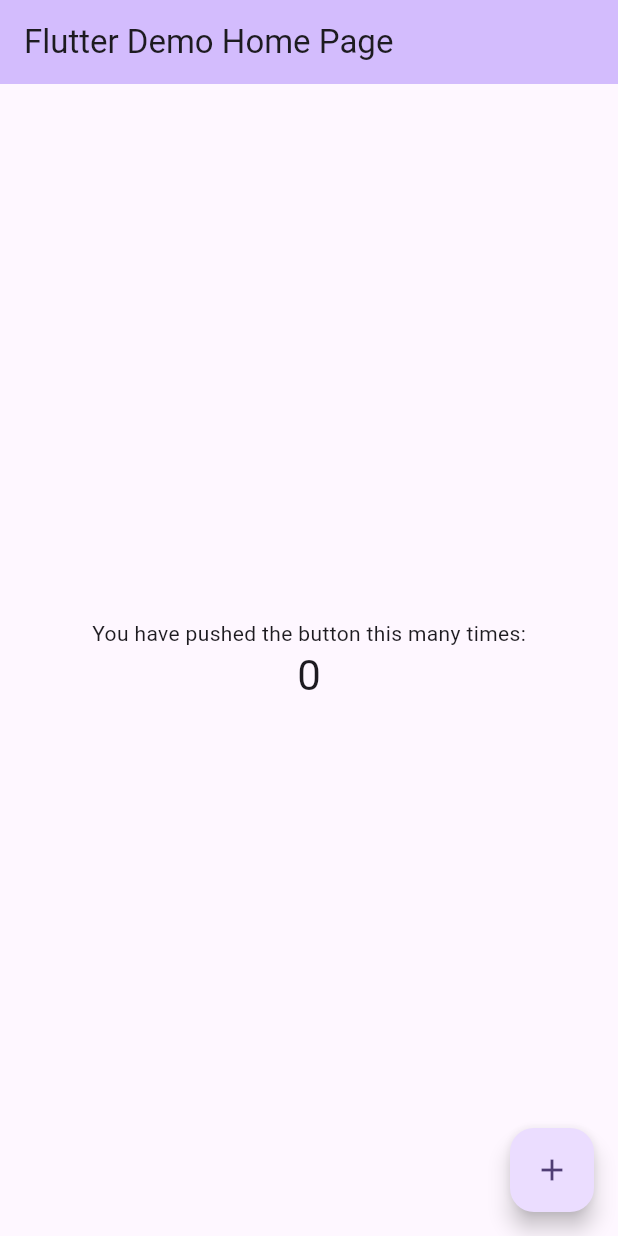
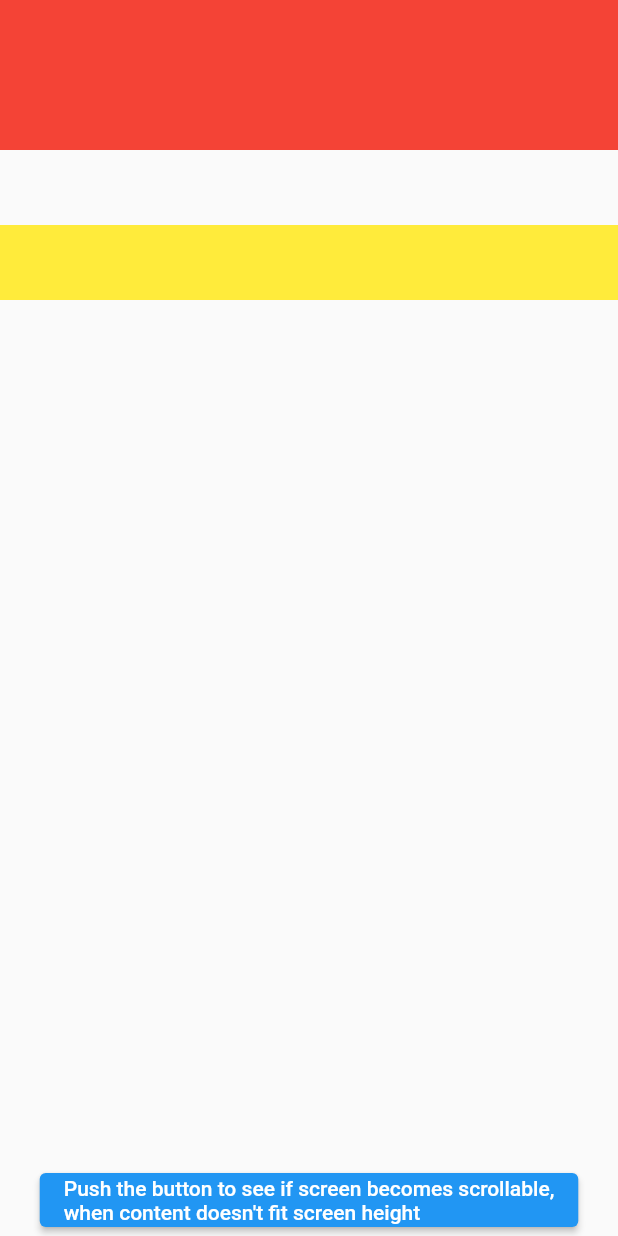
Before and after one commit to arkadi4/flutter_learning_apps, a Flutter app: the screen it shows after launch, on a phone screen of 412 x 824 dp. Run offline on Flutter 3.47's test engine with Material 2 defaults, Android fonts, the phone set to English and light mode, and no system bars.

Commit message:
feat: scrollview with button at the bottom is done (Wed Aug 23 13:02:44 RTZ 2023)

```diff
--- a/work_with_design_2_scrollview/lib/main.dart
+++ b/work_with_design_2_scrollview/lib/main.dart
@@ -7,46 +7,18 @@
 class MyApp extends StatelessWidget {
   const MyApp({super.key});
 
-  // This widget is the root of your application.
+
   @override
   Widget build(BuildContext context) {
-    return MaterialApp(
+    return const MaterialApp(
       title: 'Flutter Demo',
-      theme: ThemeData(
-        // This is the theme of your application.
-        //
-        // TRY THIS: Try running your application with "flutter run". You'll see
-        // the application has a blue toolbar. Then, without quitting the app,
-        // try changing the seedColor in the colorScheme below to Colors.green
-        // and then invoke "hot reload" (save your changes or press the "hot
-        // reload" button in a Flutter-supported IDE, or press "r" if you used
-        // the command line to start the app).
-        //
-        // Notice that the counter didn't reset back to zero; the application
-        // state is not lost during the reload. To reset the state, use hot
-        // restart instead.
-        //
-        // This works for code too, not just values: Most code changes can be
-        // tested with just a hot reload.
-        colorScheme: ColorScheme.fromSeed(seedColor: Colors.deepPurple),
-        useMaterial3: true,
-      ),
-      home: const MyHomePage(title: 'Flutter Demo Home Page'),
+      home: MyHomePage(title: 'Flutter Demo Home Page'),
     );
   }
 }
 
 class MyHomePage extends StatefulWidget {
   const MyHomePage({super.key, required this.title});
-
-  // This widget is the home page of your application. It is stateful, meaning
-  // that it has a State object (defined below) that contains fields that affect
-  // how it looks.
-
-  // This class is the configuration for the state. It holds the values (in this
-  // case the title) provided by the parent (in this case the App widget) and
-  // used by the build method of the State. Fields in a Widget subclass are
-  // always marked "final".
 
   final String title;
 
@@ -55,71 +27,49 @@
 }
 
 class _MyHomePageState extends State<MyHomePage> {
-  int _counter = 0;
 
-  void _incrementCounter() {
+  double secondContainerHeight = 50;
+
+  void changeHeightOfSecondContainer() {
+    secondContainerHeight = MediaQuery.of(context).size.height - 50;
     setState(() {
-      // This call to setState tells the Flutter framework that something has
-      // changed in this State, which causes it to rerun the build method below
-      // so that the display can reflect the updated values. If we changed
-      // _counter without calling setState(), then the build method would not be
-      // called again, and so nothing would appear to happen.
-      _counter++;
+
     });
   }
 
   @override
   Widget build(BuildContext context) {
-    // This method is rerun every time setState is called, for instance as done
-    // by the _incrementCounter method above.
-    //
-    // The Flutter framework has been optimized to make rerunning build methods
-    // fast, so that you can just rebuild anything that needs updating rather
-    // than having to individually change instances of widgets.
     return Scaffold(
-      appBar: AppBar(
-        // TRY THIS: Try changing the color here to a specific color (to
-        // Colors.amber, perhaps?) and trigger a hot reload to see the AppBar
-        // change color while the other colors stay the same.
-        backgroundColor: Theme.of(context).colorScheme.inversePrimary,
-        // Here we take the value from the MyHomePage object that was created by
-        // the App.build method, and use it to set our appbar title.
-        title: Text(widget.title),
-      ),
       body: Center(
-        // Center is a layout widget. It takes a single child and positions it
-        // in the middle of the parent.
         child: Column(
-          // Column is also a layout widget. It takes a list of children and
-          // arranges them vertically. By default, it sizes itself to fit its
-          // children horizontally, and tries to be as tall as its parent.
-          //
-          // Column has various properties to control how it sizes itself and
-          // how it positions its children. Here we use mainAxisAlignment to
-          // center the children vertically; the main axis here is the vertical
-          // axis because Columns are vertical (the cross axis would be
-          // horizontal).
-          //
-          // TRY THIS: Invoke "debug painting" (choose the "Toggle Debug Paint"
-          // action in the IDE, or press "p" in the console), to see the
-          // wireframe for each widget.
           mainAxisAlignment: MainAxisAlignment.center,
           children: <Widget>[
-            const Text(
-              'You have pushed the button this many times:',
+            Expanded(
+              child: ListView(
+                children: [
+                  Container(
+                    width: MediaQuery.of(context).size.width - 50,
+                    height: 100,
+                    color: Colors.red,
+                  ),
+                  const SizedBox(height: 50,),
+                  Container(
+                    // width: MediaQuery.of(context).size.width - 50,
+                    // height: MediaQuery.of(context).size.height - 50,
+                    height: secondContainerHeight,
+                    color: Colors.yellow,
+                  ),
+                ],
+              ),
             ),
-            Text(
-              '$_counter',
-              style: Theme.of(context).textTheme.headlineMedium,
+            ElevatedButton(
+              onPressed: changeHeightOfSecondContainer,
+              child: const Text('Push the button to see if screen becomes scrollable,\n'
+                  'when content doesn\'t fit screen height ')
             ),
           ],
         ),
       ),
-      floatingActionButton: FloatingActionButton(
-        onPressed: _incrementCounter,
-        tooltip: 'Increment',
-        child: const Icon(Icons.add),
-      ), // This trailing comma makes auto-formatting nicer for build methods.
     );
   }
 }
```
